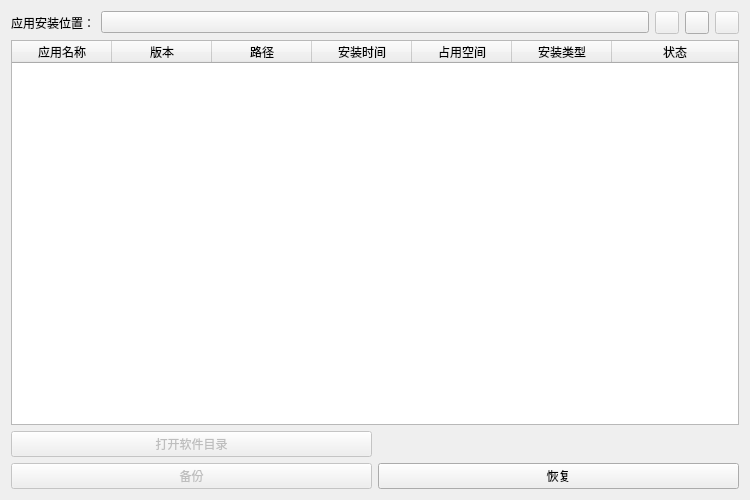
The window that plugins/wam/app_manager.ui (abcdesteve/Toolbox) describes before a commit, drawn with Qt 5.
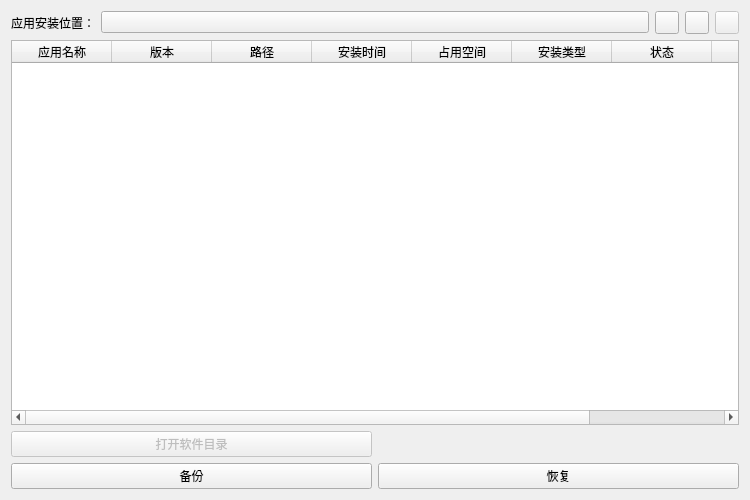
The same window after the commit. Custom widgets are drawn as their Qt base class.

Commit message: 修改了WAM中的显示逻辑，现在可以只显示reg中的应用信息

The edit to the form file:
```diff
--- a/plugins/wam/app_manager.ui
+++ b/plugins/wam/app_manager.ui
@@ -34,11 +34,7 @@
       </widget>
      </item>
      <item>
-      <widget class="ToolButton" name="btn_refresh">
-       <property name="enabled">
-        <bool>false</bool>
-       </property>
-      </widget>
+      <widget class="ToolButton" name="btn_refresh"/>
      </item>
      <item>
       <widget class="ToolButton" name="btn_add_folder"/>
@@ -107,6 +103,16 @@
        <string>状态</string>
       </property>
      </column>
+     <column>
+      <property name="text">
+       <string>主程序</string>
+      </property>
+     </column>
+     <column>
+      <property name="text">
+       <string>卸载程序</string>
+      </property>
+     </column>
     </widget>
    </item>
    <item>
@@ -134,9 +140,6 @@
     <layout class="QHBoxLayout" name="horizontalLayout_3">
      <item>
       <widget class="PrimaryPushButton" name="btn_backup">
-       <property name="enabled">
-        <bool>false</bool>
-       </property>
        <property name="text">
         <string>备份</string>
        </property>
```
The commit also changes 2 other files.
